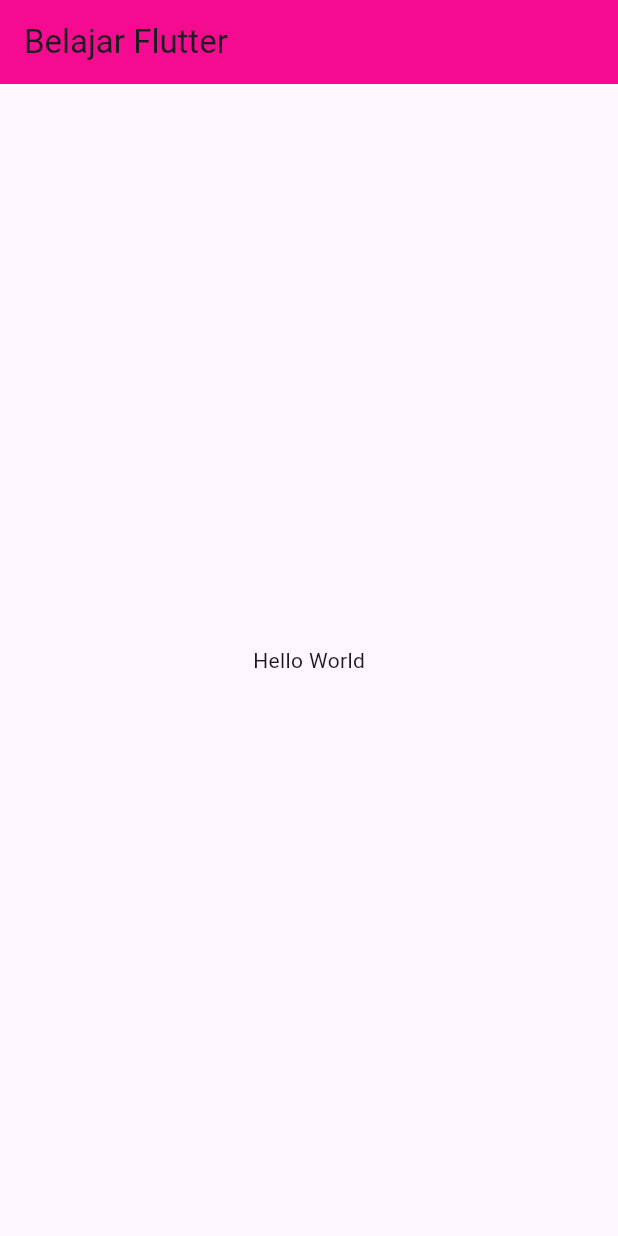
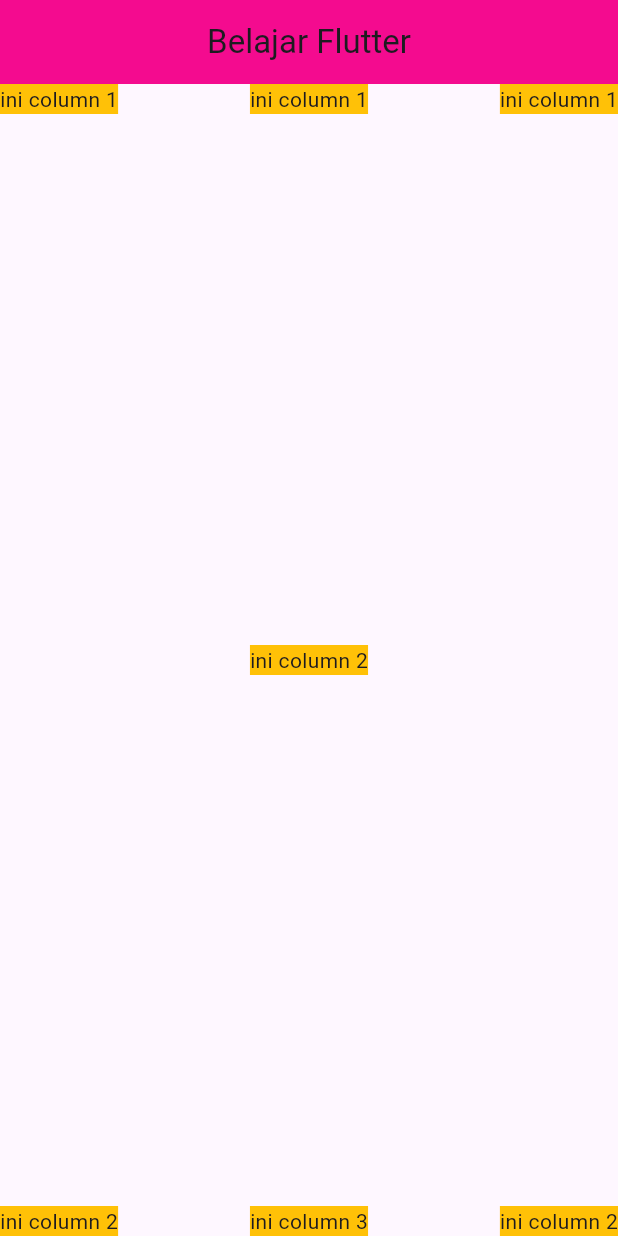
Before and after one commit to jelitaekaaf/flutter, a Flutter app: the screen it shows after launch, on a phone screen of 412 x 824 dp. Run offline on Flutter 3.47's test engine with Material 3 defaults, Android fonts, the phone set to English and light mode, and no system bars.

Commit message:
latihan row column

```diff
--- a/lib/main.dart
+++ b/lib/main.dart
@@ -1,4 +1,9 @@
 import 'package:flutter/material.dart';
+// import 'package:myapp/container_widget.dart';
+// import 'package:myapp/row_column/column_widget.dart';
+// import 'package:myapp/row_column/row_column_widget.dart';
+// import 'package:myapp/row_column/row_widget.dart';
+import 'package:myapp/row_column/latihan_row_column_widget.dart';
 
 void main(){
   runApp(MyApp());
@@ -13,12 +18,11 @@ class MyApp extends StatelessWidget {
       home: Scaffold(
         appBar: AppBar(
           backgroundColor: Color.fromARGB(255, 244, 11, 143),
-          title: Text("Belajar Flutter")
-        ), // AppBar
-        body: Center(
-          child: Text("Hello World")
-           )
-      ), //Scaffold
-    ); // MaterialApp
-  }
+          centerTitle: true,
+          title: Text("Belajar Flutter"),
+          ),
+          body: LatihanRowColumn()
+           ),
+        );
+    }
 }
--- /dev/null
+++ b/lib/row_column/column_widget.dart
@@ -0,0 +1,16 @@
+import 'package:flutter/material.dart';
+
+class BelajarColumn extends StatelessWidget {
+
+    @override
+    Widget build(BuildContext context) {
+      return Column(
+        mainAxisAlignment: MainAxisAlignment.spaceBetween,
+        children: [
+          Text('Ini Column 1'),
+          Text('Ini Column 2'),
+          Text('Ini Column 3')
+        ],
+      );
+    }
+  }
--- /dev/null
+++ b/lib/row_column/latihan_row_column_widget.dart
@@ -0,0 +1,58 @@
+import 'package:flutter/material.dart';
+
+class LatihanRowColumn extends StatelessWidget {
+  // const LatihanRowCol({Key? key}) : super(key: key);
+
+  @override
+  Widget build(BuildContext context) {
+    return Container(
+      child: Row(
+        mainAxisAlignment: MainAxisAlignment.spaceBetween,
+        children: [
+         Column(
+          mainAxisAlignment: MainAxisAlignment.spaceBetween,
+          children: [
+             Container(
+            child: Text('ini column 1'),
+            color: Colors.amber,
+          ),
+          Container(
+            child: Text('ini column 2'),
+            color: Colors.amber,
+          ),
+          ],
+         ),
+         Column(
+          mainAxisAlignment: MainAxisAlignment.spaceBetween,
+          children: [
+             Container(
+            child: Text('ini column 1'),
+            color: Colors.amber,
+          ),
+          Container(
+            child: Text('ini column 2'),
+            color: Colors.amber,
+          ),
+          Container(
+            child: Text('ini column 3'),
+            color: Colors.amber,
+          ),
+          ],
+         ),
+         Column(
+          mainAxisAlignment: MainAxisAlignment.spaceBetween,
+          children: [
+             Container(
+            child: Text('ini column 1'),
+            color: Colors.amber,
+          ),
+          Container(
+            child: Text('ini column 2'),
+            color: Colors.amber,
+          ),
+          ],
+         ),
+      ],),
+    );
+  }
+}
--- /dev/null
+++ b/lib/row_column/row_widget.dart
@@ -0,0 +1,16 @@
+import 'package:flutter/material.dart';
+
+class BelajarRow extends StatelessWidget{
+
+  @override
+  Widget build(BuildContext context) {
+  return Row(
+    mainAxisAlignment: MainAxisAlignment.spaceBetween,
+    children: [
+      Text('Ini Row 1'),
+       Text('Ini Row 2'),
+        Text('Ini Row 3')
+    ]
+  );
+}
+}
```
Also changed, not shown: lib/container_widget.dart (added, +28 -0 lines), lib/row_column/row_column_widget.dart (added, +30 -0 lines).
